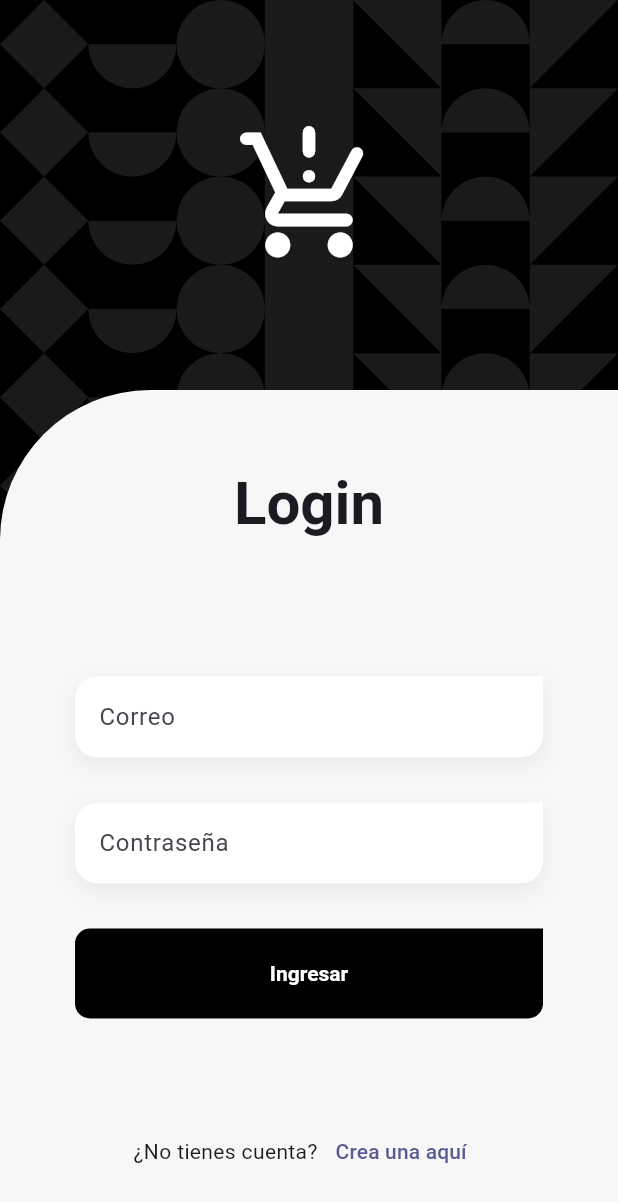
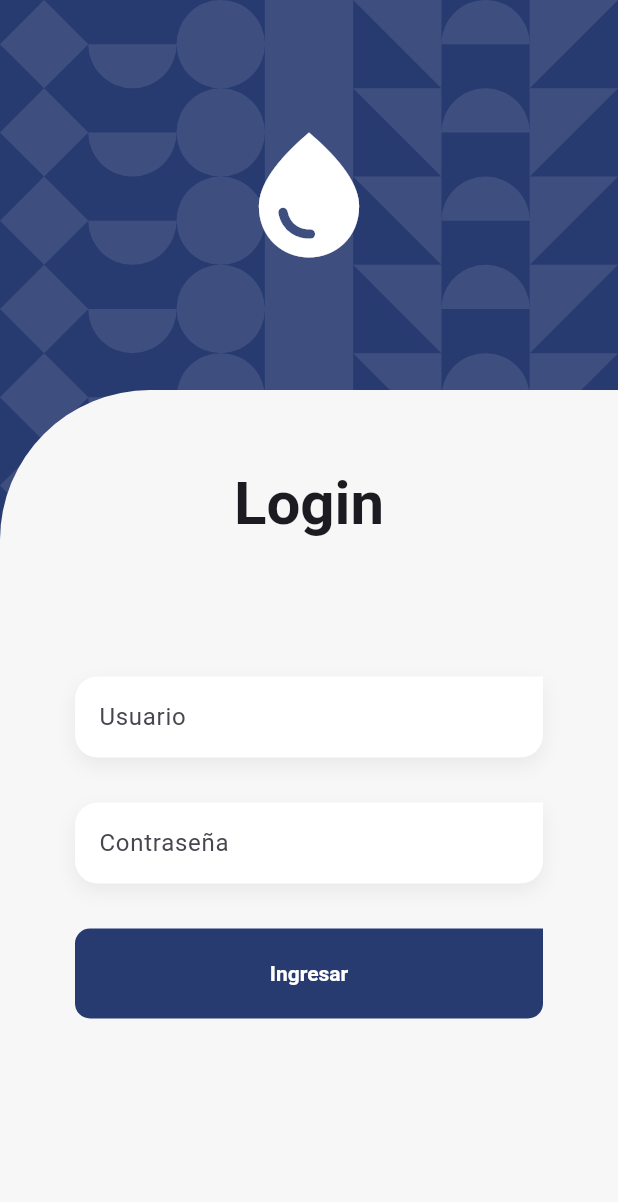
Before and after one commit to KevinMonterros0/Monarca, a Flutter app: the screen it shows after launch, on a phone screen of 412 x 824 dp. Shown: the top 1202 px of the screen. Run offline on Flutter 3.47's test engine with Material 3 defaults, Android fonts, the phone set to English and light mode, and no system bars; our stand-ins replace go_router, google_fonts; project files that could hold a hidden picture were left out.

Commit message:
modificación colors

```diff
--- a/lib/features/auth/presentation/screens/login_screen.dart
+++ b/lib/features/auth/presentation/screens/login_screen.dart
@@ -24,7 +24,7 @@ class LoginScreen extends StatelessWidget {
                 const SizedBox( height: 80 ),
                 // Icon Banner
                 const Icon(
-                  Icons.production_quantity_limits_rounded,
+                  Icons.water_drop,
                   color: Colors.white,
                   size: 100,
                 ),
@@ -65,7 +65,7 @@ class _LoginForm extends StatelessWidget {
           const SizedBox( height: 90 ),
 
           const CustomTextFormField(
-            label: 'Correo',
+            label: 'Usuario',
             keyboardType: TextInputType.emailAddress,
           ),
           const SizedBox( height: 30 ),
@@ -82,7 +82,7 @@ class _LoginForm extends StatelessWidget {
             height: 60,
             child: CustomFilledButton(
               text: 'Ingresar',
-              buttonColor: Colors.black,
+              buttonColor: Color(0xFF283B71),
               onPressed: (){
 
               },
@@ -91,16 +91,7 @@ class _LoginForm extends StatelessWidget {
 
           const Spacer( flex: 2 ),
 
-          Row(
-            mainAxisAlignment: MainAxisAlignment.center,
-            children: [
-              const Text('¿No tienes cuenta?'),
-              TextButton(
-                onPressed: ()=> context.push('/register'),
-                child: const Text('Crea una aquí')
-              )
-            ],
-          ),
+
 
           const Spacer( flex: 1),
         ],
--- a/lib/features/shared/widgets/geometrical_background.dart
+++ b/lib/features/shared/widgets/geometrical_background.dart
@@ -34,7 +34,7 @@ class GeometricalBackground extends StatelessWidget {
           Container(
             height: size.height * 0.7,
             decoration: const BoxDecoration(
-              color: Colors.black,
+              color: Color(0xFF283B71),
             ),
             child: Column(
               children: [
```
Also changed, not shown: assets/images/Logo.jpg (added).
